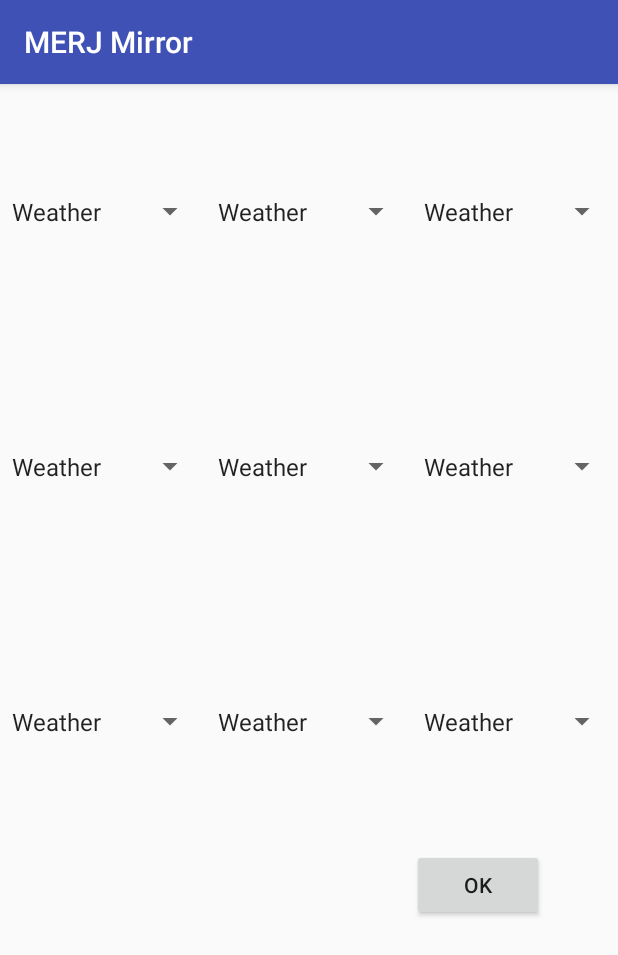
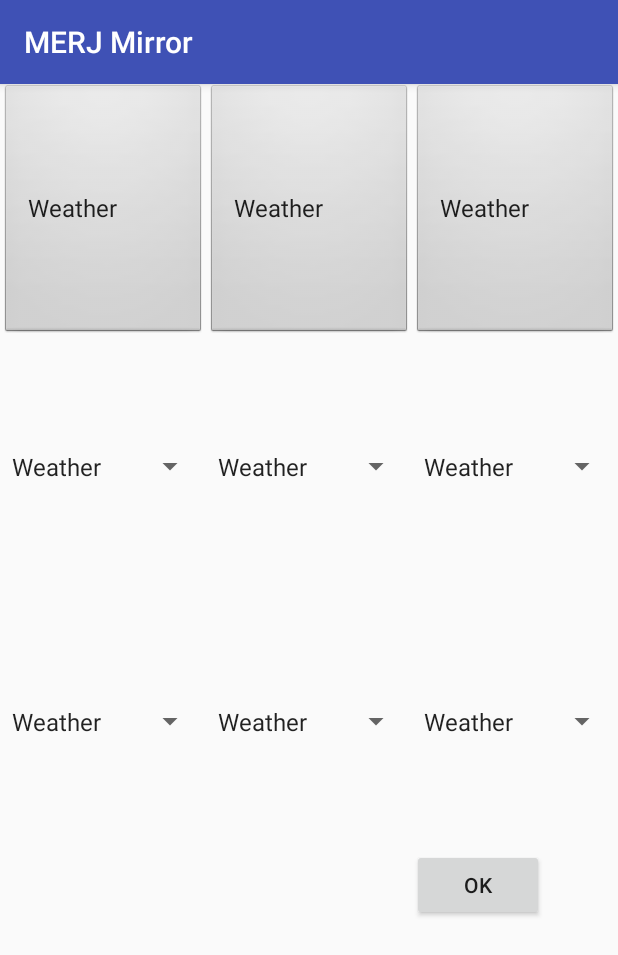
Before and after one commit to eweiss17/MERJMirror, an Android app: the screen it shows after launch (MainActivity), on a phone screen of 412 x 824 dp. Shown: the top 955 px of the screen. Run offline under Robolectric (Android 15) with nearby library versions, the phone set to English and light mode, and no system bars.

Commit message:
pretty much nothing

```diff
--- a/app/src/main/java/com/merj/merjmirror/MainActivity.java
+++ b/app/src/main/java/com/merj/merjmirror/MainActivity.java
@@ -11,12 +11,9 @@ import android.widget.Spinner;
 
 /* Created By Eric Weiss snd James Gabriel
 * The sun_image is a test. It is actually part of the Taiwanese flag and needs to be deleted eventually because the US does not like Taiwan.
-* Upgraded to api 21 to make our lives somewhat easier
-* the layout is a mess right now sorry*/
+* must account for when the app closes and opens, changes must be saved*/
 
 public class MainActivity extends AppCompatActivity {
-
-    //Drawable SunImage = getResources().getDrawable(R.drawable.sun_image,null); //problem line
 
     @Override
     protected void onCreate(Bundle savedInstanceState) {
@@ -37,22 +34,21 @@ public class MainActivity extends AppCompatActivity {
         Spinner spinner9 = (Spinner) findViewById(R.id.spinner9);
 
         // Create an ArrayAdapter using the string array and a default spinner layout
-        ArrayAdapter<CharSequence> adapter = ArrayAdapter.createFromResource(this,
+        ArrayAdapter<CharSequence> PreferenceNames = ArrayAdapter.createFromResource(this,
                 R.array.preferences_array, android.R.layout.simple_spinner_item);
         // Specify the layout to use when the list of choices appears
-        adapter.setDropDownViewResource(android.R.layout.simple_spinner_dropdown_item);
+        PreferenceNames.setDropDownViewResource(android.R.layout.simple_spinner_dropdown_item);
         // Apply the adapter to the spinner
         //Same here I know it looks bad
-        spinner.setAdapter(adapter);
-        spinner2.setAdapter(adapter);
-        spinner3.setAdapter(adapter);
-        spinner4.setAdapter(adapter);
-        spinner5.setAdapter(adapter);
-        spinner6.setAdapter(adapter);
-        spinner7.setAdapter(adapter);
-        spinner8.setAdapter(adapter);
-        spinner9.setAdapter(adapter);
-
+        spinner.setAdapter(PreferenceNames);
+        spinner2.setAdapter(PreferenceNames);
+        spinner3.setAdapter(PreferenceNames);
+        spinner4.setAdapter(PreferenceNames);
+        spinner5.setAdapter(PreferenceNames);
+        spinner6.setAdapter(PreferenceNames);
+        spinner7.setAdapter(PreferenceNames);
+        spinner8.setAdapter(PreferenceNames);
+        spinner9.setAdapter(PreferenceNames);
     }
 
     public void onClickTopMiddle(View view){
@@ -61,7 +57,7 @@ public class MainActivity extends AppCompatActivity {
         // fuck me, this just needed to be public for the button to access it
         // change color to background image: sun, newspaper, etc.
         Button TopMiddleZoneButton = (Button) view;
-        TopMiddleZoneButton.getBackground().setColorFilter(Color.RED, PorterDuff.Mode.MULTIPLY);
+        TopMiddleZoneButton.setBackground(getDrawable(R.drawable.sun_image));
     }
 
 }
--- a/app/src/main/res/layout/activity_main.xml
+++ b/app/src/main/res/layout/activity_main.xml
@@ -12,7 +12,7 @@
         android:layout_height="150dp"
         android:layout_marginLeft="8dp"
         android:layout_marginStart="8dp"
-        android:layout_marginTop="16dp"
+        android:layout_marginTop="49dp"
         android:background="@drawable/sun_image"
         android:text="@string/ZoneChoiceWeather"
         app:layout_constraintLeft_toLeftOf="parent"
--- a/app/src/main/res/layout/preference_layout.xml
+++ b/app/src/main/res/layout/preference_layout.xml
@@ -11,22 +11,24 @@
         android:layout_width="137dp"
         android:layout_height="170dp"
         android:layout_column="0"
-        android:layout_row="0" />
-    />
+        android:layout_row="0"
+        android:background="@android:drawable/btn_default"/>
 
     <Spinner
         android:id="@+id/spinner2"
         android:layout_width="137dp"
         android:layout_height="170dp"
         android:layout_column="1"
-        android:layout_row="0" />
+        android:layout_row="0"
+        android:background="@android:drawable/btn_default"/>
 
     <Spinner
         android:id="@+id/spinner3"
         android:layout_width="137dp"
         android:layout_height="170dp"
         android:layout_column="2"
-        android:layout_row="0" />
+        android:layout_row="0"
+        android:background="@android:drawable/btn_default"/>
 
     <Spinner
         android:id="@+id/spinner4"
```
